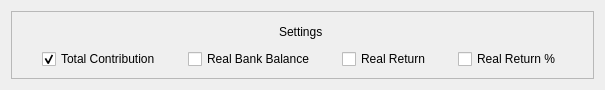
Above: ViewProfit/ui/investment_chart_cfg.ui from wwmm/viewprofit before the change. Below: the same form after it.
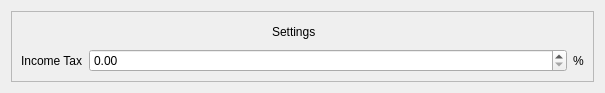
That is the form after the change.

Commit message: implementing column calculation in the investment tables

The edit to the form file:
```diff
--- a/ViewProfit/ui/investment_chart_cfg.ui
+++ b/ViewProfit/ui/investment_chart_cfg.ui
@@ -7,7 +7,7 @@
     <x>0</x>
     <y>0</y>
     <width>605</width>
-    <height>90</height>
+    <height>93</height>
    </rect>
   </property>
   <property name="sizePolicy">
@@ -29,68 +29,49 @@
       <enum>QFrame::Raised</enum>
      </property>
      <layout class="QGridLayout" name="gridLayout_2">
-      <item row="1" column="0">
-       <widget class="QCheckBox" name="checbox_total_contribution">
-        <property name="sizePolicy">
-         <sizepolicy hsizetype="Fixed" vsizetype="Fixed">
-          <horstretch>0</horstretch>
-          <verstretch>0</verstretch>
-         </sizepolicy>
-        </property>
-        <property name="text">
-         <string>Total Contribution</string>
-        </property>
-        <property name="checked">
-         <bool>true</bool>
-        </property>
-       </widget>
-      </item>
-      <item row="1" column="3">
-       <widget class="QCheckBox" name="checkbox_real_return_perc">
-        <property name="sizePolicy">
-         <sizepolicy hsizetype="Fixed" vsizetype="Fixed">
-          <horstretch>0</horstretch>
-          <verstretch>0</verstretch>
-         </sizepolicy>
-        </property>
-        <property name="text">
-         <string>Real Return %</string>
-        </property>
-       </widget>
-      </item>
-      <item row="1" column="2">
-       <widget class="QCheckBox" name="checkbox_real_return">
-        <property name="sizePolicy">
-         <sizepolicy hsizetype="Fixed" vsizetype="Fixed">
-          <horstretch>0</horstretch>
-          <verstretch>0</verstretch>
-         </sizepolicy>
-        </property>
-        <property name="text">
-         <string>Real Return</string>
-        </property>
-       </widget>
-      </item>
       <item row="1" column="1">
-       <widget class="QCheckBox" name="checkbox_real_bank_balance">
+       <widget class="QDoubleSpinBox" name="doublespinbox_income_tax">
+        <property name="maximum">
+         <double>100.000000000000000</double>
+        </property>
+        <property name="singleStep">
+         <double>0.010000000000000</double>
+        </property>
+       </widget>
+      </item>
+      <item row="1" column="0">
+       <widget class="QLabel" name="label_2">
         <property name="sizePolicy">
-         <sizepolicy hsizetype="Fixed" vsizetype="Fixed">
+         <sizepolicy hsizetype="Fixed" vsizetype="Preferred">
           <horstretch>0</horstretch>
           <verstretch>0</verstretch>
          </sizepolicy>
         </property>
         <property name="text">
-         <string>Real Bank Balance</string>
+         <string>Income Tax</string>
         </property>
        </widget>
       </item>
-      <item row="0" column="0" colspan="4" alignment="Qt::AlignHCenter">
+      <item row="0" column="0" colspan="2" alignment="Qt::AlignHCenter">
        <widget class="QLabel" name="label">
         <property name="text">
          <string>Settings</string>
         </property>
        </widget>
       </item>
+      <item row="1" column="2">
+       <widget class="QLabel" name="label_3">
+        <property name="sizePolicy">
+         <sizepolicy hsizetype="Fixed" vsizetype="Preferred">
+          <horstretch>0</horstretch>
+          <verstretch>0</verstretch>
+         </sizepolicy>
+        </property>
+        <property name="text">
+         <string>%</string>
+        </property>
+       </widget>
+      </item>
      </layout>
     </widget>
    </item>
```
The commit also changes 5 other files.
